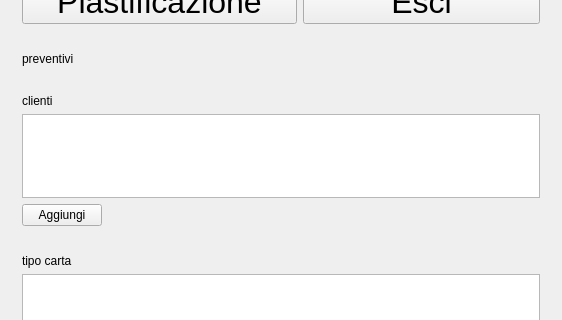
Qt form mainwindow.ui (Fale/cmprint) before a commit; both pictures show x 0 to 562 and y 261 to 581 of the 562 by 1329 pixel window.
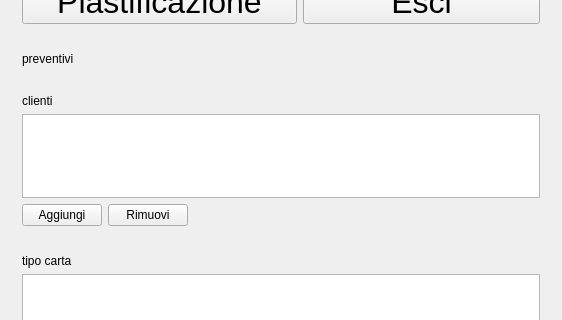
The same form after that commit.

Commit message: inizio implementazione della funzione per cancellare ma non compila. Errore segnalato nel commento

```diff
--- a/mainwindow.ui
+++ b/mainwindow.ui
@@ -175,8 +175,11 @@
          </property>
         </widget>
        </item>
-       <item row="1" column="0" colspan="2">
+       <item row="1" column="0" colspan="3">
         <widget class="QTableView" name="tableView_clienti">
+         <property name="selectionMode">
+          <enum>QAbstractItemView::SingleSelection</enum>
+         </property>
          <attribute name="horizontalHeaderStretchLastSection">
           <bool>true</bool>
          </attribute>
@@ -192,7 +195,7 @@
          </property>
         </widget>
        </item>
-       <item row="2" column="1">
+       <item row="2" column="2">
         <spacer name="horizontalSpacer_3">
          <property name="orientation">
           <enum>Qt::Horizontal</enum>
@@ -205,6 +208,13 @@
          </property>
         </spacer>
        </item>
+       <item row="2" column="1">
+        <widget class="QPushButton" name="bottone_clienti_rimuovi">
+         <property name="text">
+          <string>Rimuovi</string>
+         </property>
+        </widget>
+       </item>
       </layout>
      </widget>
     </item>
```
The commit also changes 2 other files.
